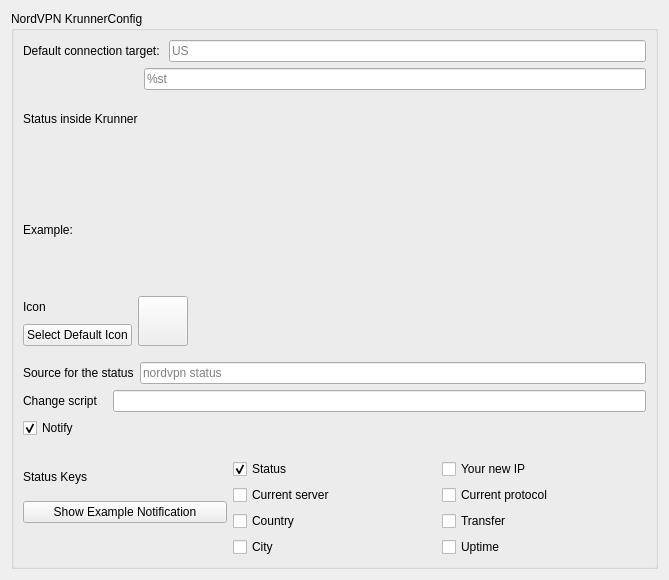
Above: src/config/nordvpn_config.ui from alex1701c/NordVPNKrunner before the change. Below: the same form after it.
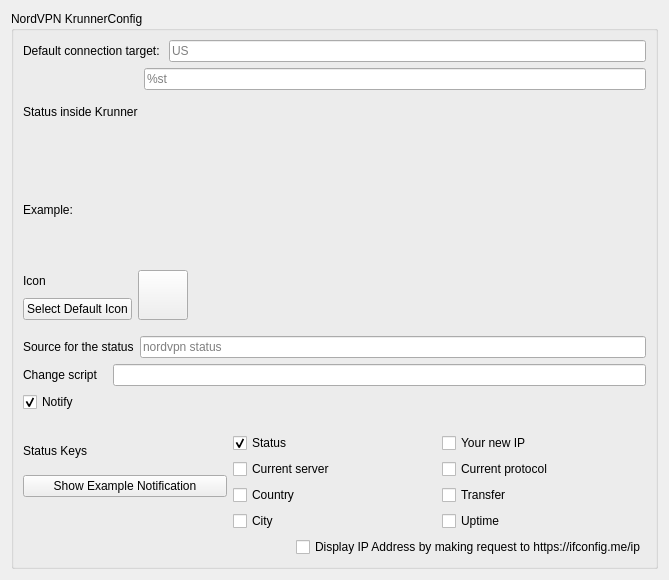
That is the form after the change.

Commit message: Implement option to display ip from ifconfig.me in notification

```diff
--- a/src/config/nordvpn_config.ui
+++ b/src/config/nordvpn_config.ui
@@ -336,6 +336,13 @@
           </item>
          </layout>
         </item>
+        <item alignment="Qt::AlignRight">
+         <widget class="QCheckBox" name="ipCheckBox">
+          <property name="text">
+           <string>Display IP Address by making request to https://ifconfig.me/ip</string>
+          </property>
+         </widget>
+        </item>
        </layout>
       </item>
      </layout>
```
The commit also changes 4 other files.
